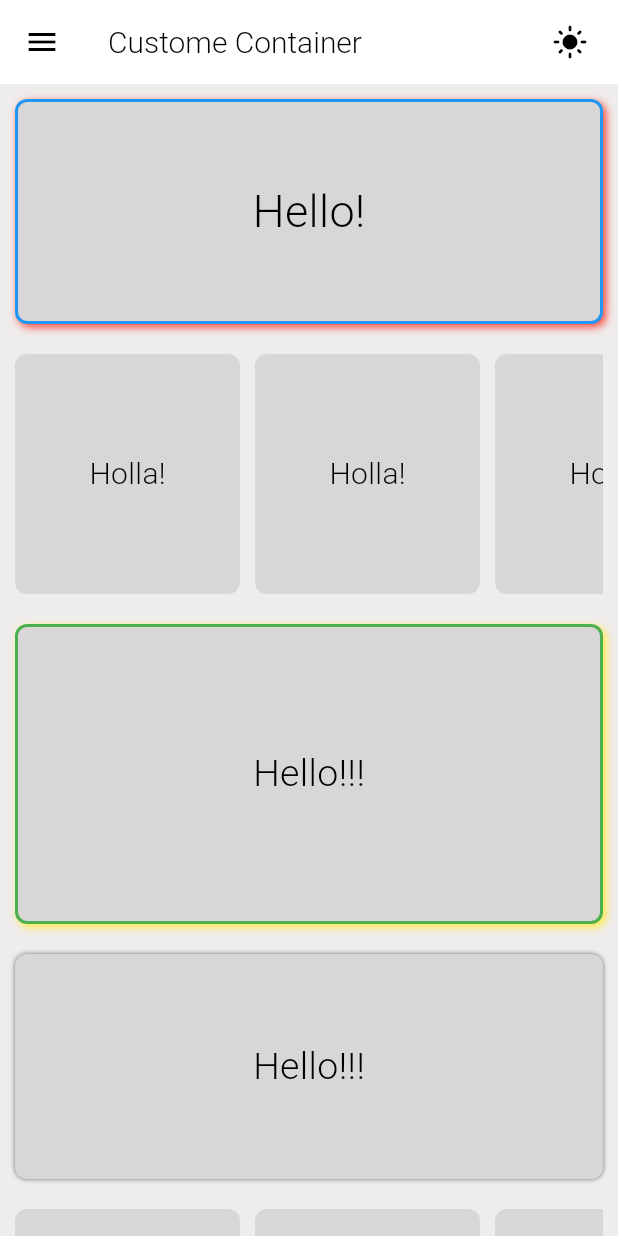
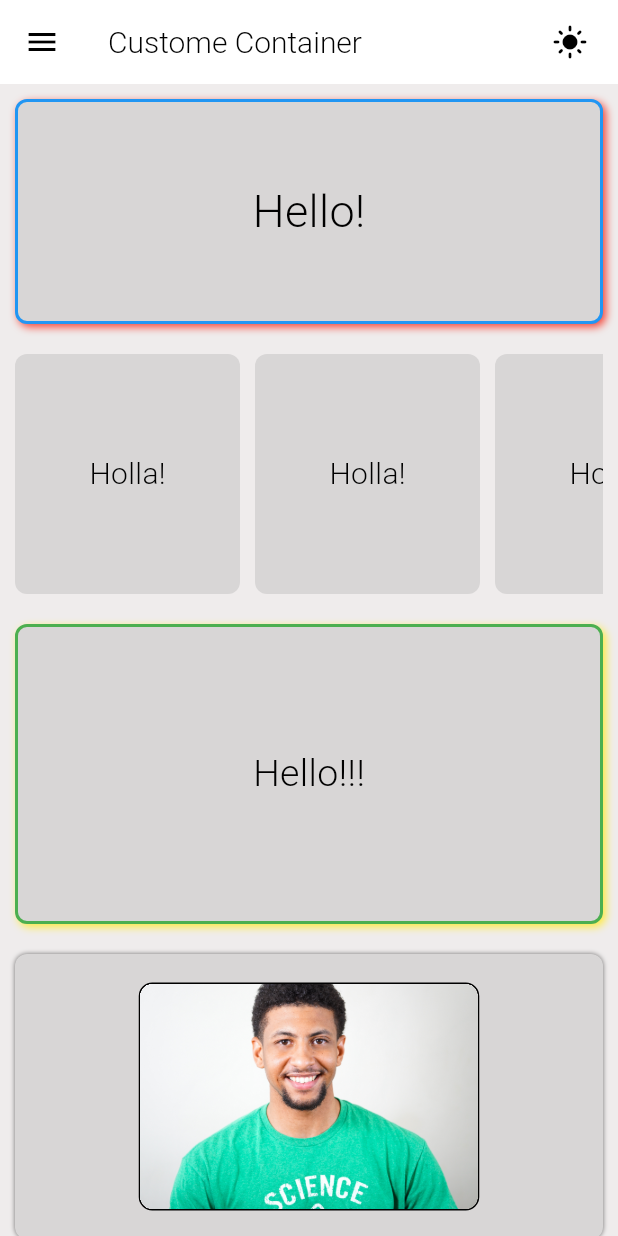
Before and after one commit to LuckyVishwa1104/Flutter-Basics, a Flutter app: the screen it shows after launch, on a phone screen of 412 x 824 dp. Run offline on Flutter 3.47's test engine with Material 3 defaults, Android fonts, the phone set to English and light mode, and no system bars; our stand-ins replace image_picker.

Commit message:
feat(container): add clip behaviour and box constraint

```diff
--- a/lib/constructs/custom_container_demo.dart
+++ b/lib/constructs/custom_container_demo.dart
@@ -227,10 +227,52 @@ class _CustomContainerDemoState extends State<CustomContainerDemo> {
               height: 20,
             ),
 
-            // fourth container
+            // container with clip behaviour
+            Container(
+              height: 190,
+              width: double.infinity,
+              alignment: Alignment.center,
+              decoration: BoxDecoration(
+                color: toggle ? bgClrLight : bgClrDark,
+                borderRadius: BorderRadius.circular(8),
+                boxShadow: [
+                  BoxShadow(
+                    color: toggle
+                        ? const Color.fromARGB(255, 111, 110, 110)
+                        : const Color.fromARGB(255, 234, 233, 233),
+                    blurRadius: 2,
+                  ),
+                ],
+              ),
+              child: Container(
+                constraints: const BoxConstraints(
+                  maxHeight: 150,
+                  minHeight: 150,
+                ),
+                decoration: BoxDecoration(
+                  borderRadius: BorderRadius.circular(8),
+                  border: BoxBorder.all(
+                    color: Colors.black,
+                    width: 1,
+                    strokeAlign: BorderSide.strokeAlignOutside,
+                  ),
+                ),
+                clipBehavior:
+                    Clip.hardEdge, // adjust the image inside rounded corner
+                child: Image.asset(
+                  'assets/img3.jpeg',
+                ),
+              ),
+            ),
+            const SizedBox(
+              height: 20,
+            ),
+
+            // fourth container - constraint
             Container(
               height: 150,
               width: double.infinity,
+              alignment: Alignment.center,
               decoration: BoxDecoration(
                 color: toggle ? bgClrLight : bgClrDark,
                 borderRadius: BorderRadius.circular(8),
@@ -243,13 +285,20 @@ class _CustomContainerDemoState extends State<CustomContainerDemo> {
                   )
                 ],
               ),
-              child: Center(
-                child: Text(
-                  'Hello!!!',
-                  style: TextStyle(
-                    fontSize: 25,
-                    fontWeight: FontWeight.w300,
-                    color: toggle ? textColorLight : textColorDark,
+              child: Container(
+                height: 120,
+                width: 120,
+                constraints: const BoxConstraints(
+                  maxHeight: 70,
+                  maxWidth: 70,
+                ),
+                decoration: BoxDecoration(
+                  color: Colors.amberAccent,
+                  border: Border.all(
+                    color: Colors.black,
+                    style: BorderStyle.solid,
+                    width: 2,
+                    strokeAlign: BorderSide.strokeAlignInside,
                   ),
                 ),
               ),
```
